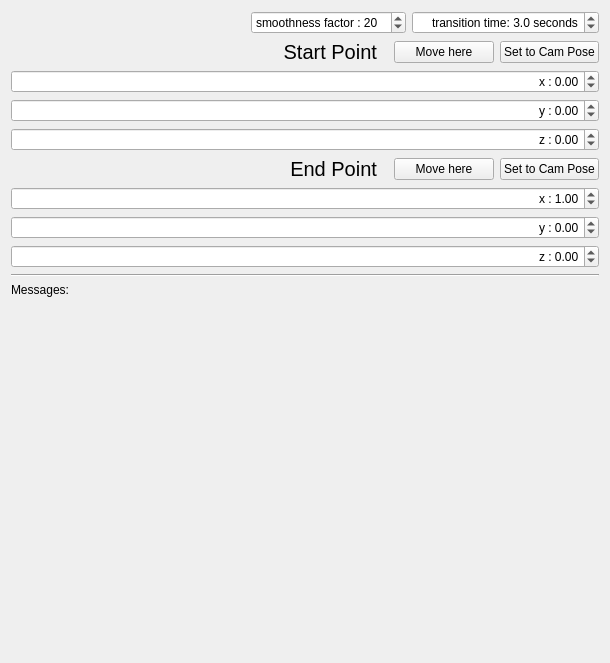
AIS-Bonn/rviz_cinematographer, file rqt_pose_interpolator/src/pose_interpolator.ui: the form before one commit.
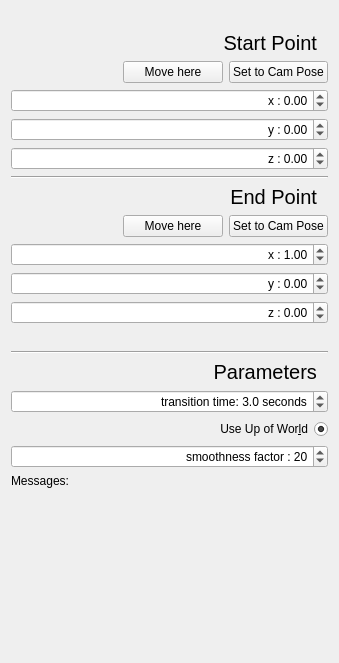
The form after the commit.

Commit message: rqt_pose_interpolator: added interactive markers to set start and end pose

```diff
--- a/rqt_pose_interpolator/src/pose_interpolator.ui
+++ b/rqt_pose_interpolator/src/pose_interpolator.ui
@@ -6,7 +6,7 @@
    <rect>
     <x>0</x>
     <y>0</y>
-    <width>610</width>
+    <width>339</width>
     <height>663</height>
    </rect>
   </property>
@@ -31,50 +31,27 @@
          </property>
         </spacer>
        </item>
-       <item>
-        <widget class="QDoubleSpinBox" name="smoothness_spin_box">
-         <property name="prefix">
-          <string>smoothness factor : </string>
-         </property>
-         <property name="decimals">
-          <number>0</number>
-         </property>
-         <property name="minimum">
-          <double>1.000000000000000</double>
-         </property>
-         <property name="value">
-          <double>20.000000000000000</double>
-         </property>
-        </widget>
-       </item>
-       <item>
-        <widget class="QDoubleSpinBox" name="transition_time_spin_box">
-         <property name="alignment">
-          <set>Qt::AlignRight|Qt::AlignTrailing|Qt::AlignVCenter</set>
-         </property>
-         <property name="prefix">
-          <string>transition time: </string>
-         </property>
-         <property name="suffix">
-          <string> seconds</string>
-         </property>
-         <property name="decimals">
-          <number>1</number>
-         </property>
-         <property name="singleStep">
-          <double>0.100000000000000</double>
-         </property>
-         <property name="value">
-          <double>3.000000000000000</double>
-         </property>
-        </widget>
-       </item>
       </layout>
      </item>
      <item>
       <layout class="QHBoxLayout" name="horizontalLayout">
        <item>
         <layout class="QVBoxLayout" name="verticalLayout">
+         <item>
+          <widget class="QLabel" name="label">
+           <property name="font">
+            <font>
+             <pointsize>15</pointsize>
+            </font>
+           </property>
+           <property name="text">
+            <string>Start Point  </string>
+           </property>
+           <property name="alignment">
+            <set>Qt::AlignRight|Qt::AlignTrailing|Qt::AlignVCenter</set>
+           </property>
+          </widget>
+         </item>
          <item>
           <layout class="QHBoxLayout" name="horizontalLayout_2">
            <item>
@@ -90,21 +67,6 @@
              </property>
             </spacer>
            </item>
-           <item>
-            <widget class="QLabel" name="label">
-             <property name="font">
-              <font>
-               <pointsize>15</pointsize>
-              </font>
-             </property>
-             <property name="text">
-              <string>Start Point  </string>
-             </property>
-             <property name="alignment">
-              <set>Qt::AlignRight|Qt::AlignTrailing|Qt::AlignVCenter</set>
-             </property>
-            </widget>
-           </item>
            <item>
             <widget class="QPushButton" name="move_to_start_button">
              <property name="sizePolicy">
@@ -199,8 +161,30 @@
            </property>
           </widget>
          </item>
+         <item>
+          <widget class="Line" name="line_3">
+           <property name="orientation">
+            <enum>Qt::Horizontal</enum>
+           </property>
+          </widget>
+         </item>
          <item>
           <layout class="QVBoxLayout" name="verticalLayout_2">
+           <item>
+            <widget class="QLabel" name="label_2">
+             <property name="font">
+              <font>
+               <pointsize>15</pointsize>
+              </font>
+             </property>
+             <property name="text">
+              <string>End Point  </string>
+             </property>
+             <property name="alignment">
+              <set>Qt::AlignRight|Qt::AlignTrailing|Qt::AlignVCenter</set>
+             </property>
+            </widget>
+           </item>
            <item>
             <layout class="QHBoxLayout" name="horizontalLayout_3">
              <item>
@@ -216,21 +200,6 @@
                </property>
               </spacer>
              </item>
-             <item>
-              <widget class="QLabel" name="label_2">
-               <property name="font">
-                <font>
-                 <pointsize>15</pointsize>
-                </font>
-               </property>
-               <property name="text">
-                <string>End Point  </string>
-               </property>
-               <property name="alignment">
-                <set>Qt::AlignRight|Qt::AlignTrailing|Qt::AlignVCenter</set>
-               </property>
-              </widget>
-             </item>
              <item>
               <widget class="QPushButton" name="move_to_end_button">
                <property name="minimumSize">
@@ -321,11 +290,111 @@
            </item>
            <item>
             <widget class="Line" name="line">
+             <property name="minimumSize">
+              <size>
+               <width>0</width>
+               <height>15</height>
+              </size>
+             </property>
+             <property name="font">
+              <font>
+               <weight>50</weight>
+               <bold>false</bold>
+              </font>
+             </property>
+             <property name="frameShadow">
+              <enum>QFrame::Sunken</enum>
+             </property>
+             <property name="lineWidth">
+              <number>0</number>
+             </property>
              <property name="orientation">
               <enum>Qt::Horizontal</enum>
              </property>
             </widget>
            </item>
+           <item>
+            <widget class="Line" name="line_2">
+             <property name="orientation">
+              <enum>Qt::Horizontal</enum>
+             </property>
+            </widget>
+           </item>
+           <item>
+            <widget class="QLabel" name="label_3">
+             <property name="font">
+              <font>
+               <pointsize>15</pointsize>
+              </font>
+             </property>
+             <property name="text">
+              <string>Parameters  </string>
+             </property>
+             <property name="alignment">
+              <set>Qt::AlignRight|Qt::AlignTrailing|Qt::AlignVCenter</set>
+             </property>
+            </widget>
+           </item>
+           <item>
+            <widget class="QDoubleSpinBox" name="transition_time_spin_box">
+             <property name="alignment">
+              <set>Qt::AlignRight|Qt::AlignTrailing|Qt::AlignVCenter</set>
+             </property>
+             <property name="prefix">
+              <string>transition time: </string>
+             </property>
+             <property name="suffix">
+              <string> seconds</string>
+             </property>
+             <property name="decimals">
+              <number>1</number>
+             </property>
+             <property name="singleStep">
+              <double>0.100000000000000</double>
+             </property>
+             <property name="value">
+              <double>3.000000000000000</double>
+             </property>
+            </widget>
+           </item>
+           <item>
+            <widget class="QRadioButton" name="radioButton">
+             <property name="toolTip">
+              <string>dsad</string>
+             </property>
+             <property name="layoutDirection">
+              <enum>Qt::RightToLeft</enum>
+             </property>
+             <property name="text">
+              <string>Use Up of Wor&amp;ld</string>
+             </property>
+             <property name="checked">
+              <bool>true</bool>
+             </property>
+            </widget>
+           </item>
+           <item>
+            <widget class="QDoubleSpinBox" name="smoothness_spin_box">
+             <property name="layoutDirection">
+              <enum>Qt::LeftToRight</enum>
+             </property>
+             <property name="alignment">
+              <set>Qt::AlignRight|Qt::AlignTrailing|Qt::AlignVCenter</set>
+             </property>
+             <property name="prefix">
+              <string>smoothness factor : </string>
+             </property>
+             <property name="decimals">
+              <number>0</number>
+             </property>
+             <property name="minimum">
+              <double>1.000000000000000</double>
+             </property>
+             <property name="value">
+              <double>20.000000000000000</double>
+             </property>
+            </widget>
+           </item>
            <item>
             <widget class="QLabel" name="messages_label">
              <property name="text">
```
The commit also changes 2 other files.
